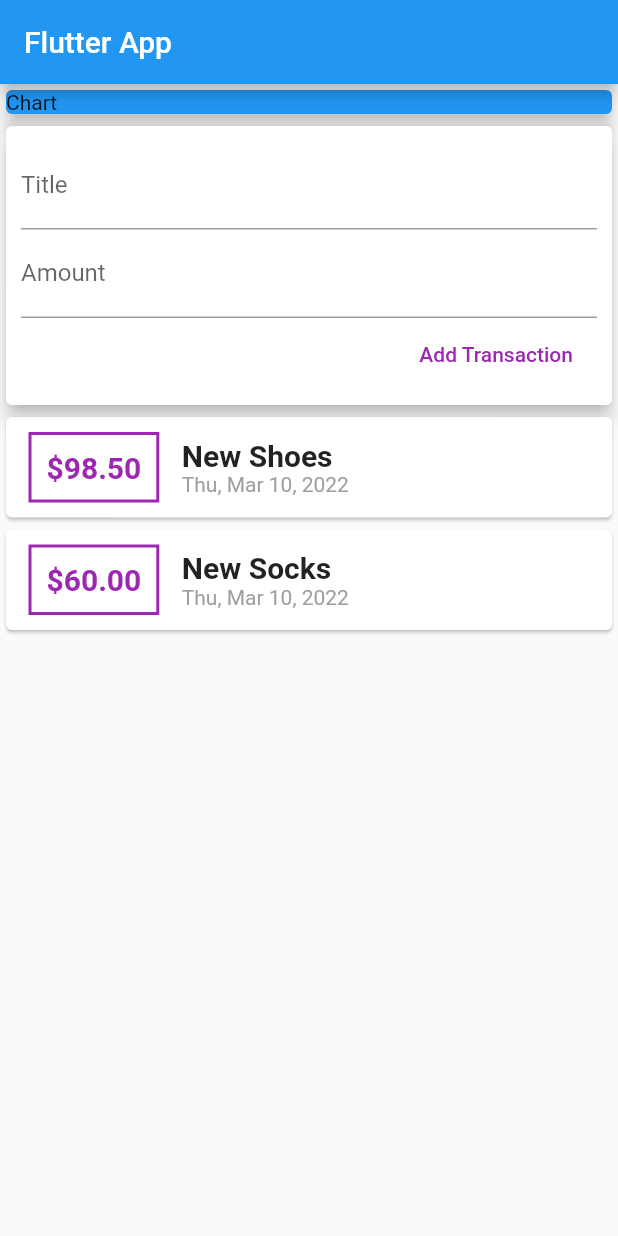
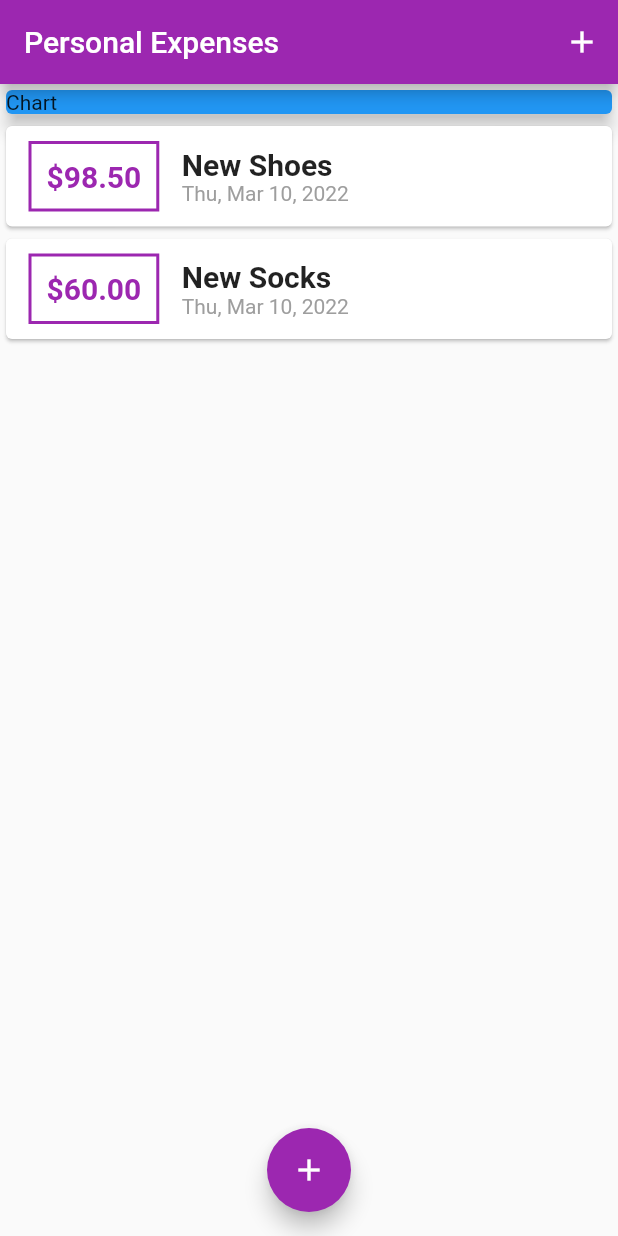
Before and after one commit to Zr99/Flutter_Personal_Expenses, a Flutter app: the screen it shows after launch, on a phone screen of 412 x 824 dp. Run offline on Flutter 3.47's test engine with Material 2 defaults, Android fonts, the phone set to English and light mode, and no system bars.

Commit message:
Added the default theme and deleted the user_transactions.dart file

```diff
--- a/lib/main.dart
+++ b/lib/main.dart
@@ -1,6 +1,7 @@
 import 'package:flutter/material.dart';
-import './widgets/user_transaction.dart';
-import 'models/transcation.dart';
+import './widgets/transaction_list.dart';
+import './models/transcation.dart';
+import './widgets/new_transaction.dart';
 
 void main() => runApp(MyApp());
 
@@ -9,26 +10,75 @@ class MyApp extends StatelessWidget {
   @override
   Widget build(BuildContext context) {
     return MaterialApp(
-      title: 'Flutter App',
+      title: 'Personal Expenses',
+      theme: ThemeData(
+        primarySwatch: Colors.purple,
+      ),
       home: MyHomePage(),
     );
   }
 }
 
-class MyHomePage extends StatelessWidget {
-  final String _title = 'Flutter App';
+class MyHomePage extends StatefulWidget {
+  @override
+  State<MyHomePage> createState() => _MyHomePageState();
+}
+
+class _MyHomePageState extends State<MyHomePage> {
+  final String _title = 'Personal Expenses';
+
   final String _chart = 'Chart';
+
   final List<Transaction> transactions = [];
+
   // String? titleInput;
-  // String? amountInput;
-  final titleController = TextEditingController();
-  final amountController = TextEditingController();
+  //final titleController = TextEditingController();
+  //final amountController = TextEditingController();
+
+  final List<Transaction> _userTransactions = [
+    Transaction(
+        id: 't1', title: 'New Shoes', amount: 98.50, date: DateTime.now()),
+    Transaction(id: 't2', title: 'New Socks', amount: 60, date: DateTime.now()),
+  ];
+
+  void _addNewTransaction(String txTitle, double txAmount) {
+    final newTx = Transaction(
+        id: DateTime.now().toString(),
+        title: txTitle,
+        amount: txAmount,
+        date: DateTime.now());
+    setState(() {
+      _userTransactions.add(newTx);
+    });
+  }
+
+  void _startAddNewTransactions(BuildContext ctx) {
+    //Adding gesture detector that will catch the tap on but it wouldn't raect anything.
+    showModalBottomSheet(
+      context: ctx,
+      builder: (_) {
+        return GestureDetector(
+          child: NewTransaction(_addNewTransaction),
+          onTap: () {},
+          behavior: HitTestBehavior.opaque,
+        );
+      },
+    );
+  }
 
   @override
   Widget build(BuildContext context) {
     return Scaffold(
       appBar: AppBar(
         title: Text(_title),
+        actions: <Widget>[
+          IconButton(
+            onPressed: () => _startAddNewTransactions(context),
+            icon: Icon(
+              Icons.add,
+            ),
+          ),
+        ],
       ),
       body: SingleChildScrollView(
         child: Column(
@@ -42,9 +92,14 @@ class MyHomePage extends StatelessWidget {
                 elevation: 5,
               ),
             ),
-            UserTransactions(),
+            TransactionList(_userTransactions),
           ],
         ),
+      ),
+      floatingActionButtonLocation: FloatingActionButtonLocation.centerFloat,
+      floatingActionButton: FloatingActionButton(
+        child: Icon(Icons.add),
+        onPressed: () => _startAddNewTransactions(context),
       ),
     );
   }
--- a/lib/widgets/transaction_list.dart
+++ b/lib/widgets/transaction_list.dart
@@ -22,10 +22,11 @@ class TransactionList extends StatelessWidget {
                     style: TextStyle(
                         fontWeight: FontWeight.bold,
                         fontSize: 20,
-                        color: Colors.purple),
+                        color: Theme.of(context).primaryColor),
                   ),
                   decoration: BoxDecoration(
-                      border: Border.all(color: Colors.purple, width: 2)),
+                      border: Border.all(
+                          color: Theme.of(context).primaryColor, width: 2)),
                   padding: EdgeInsets.all(10),
                 ),
                 Column(
--- a/lib/widgets/user_transaction.dart
+++ /dev/null
@@ -1,37 +0,0 @@
-import 'package:flutter/material.dart';
-import './new_transaction.dart';
-import './transaction_list.dart';
-import '../models/transcation.dart';
-
-class UserTransactions extends StatefulWidget {
-  @override
-  State<UserTransactions> createState() => _UserTransactionsState();
-}
-
-class _UserTransactionsState extends State<UserTransactions> {
-  final List<Transaction> _userTransactions = [
-    Transaction(
-        id: 't1', title: 'New Shoes', amount: 98.50, date: DateTime.now()),
-    Transaction(id: 't2', title: 'New Socks', amount: 60, date: DateTime.now()),
-  ];
-  void _addNewTransaction(String txTitle, double txAmount) {
-    final newTx = Transaction(
-        id: DateTime.now().toString(),
-        title: txTitle,
-        amount: txAmount,
-        date: DateTime.now());
-    setState(() {
-      _userTransactions.add(newTx);
-    });
-  }
-
-  @override
-  Widget build(BuildContext context) {
-    return Column(
-      children: <Widget>[
-        NewTransaction(_addNewTransaction),
-        TransactionList(_userTransactions),
-      ],
-    );
-  }
-}
```
Also changed, not shown: lib/widgets/new_transaction.dart (+13 -5 lines).
